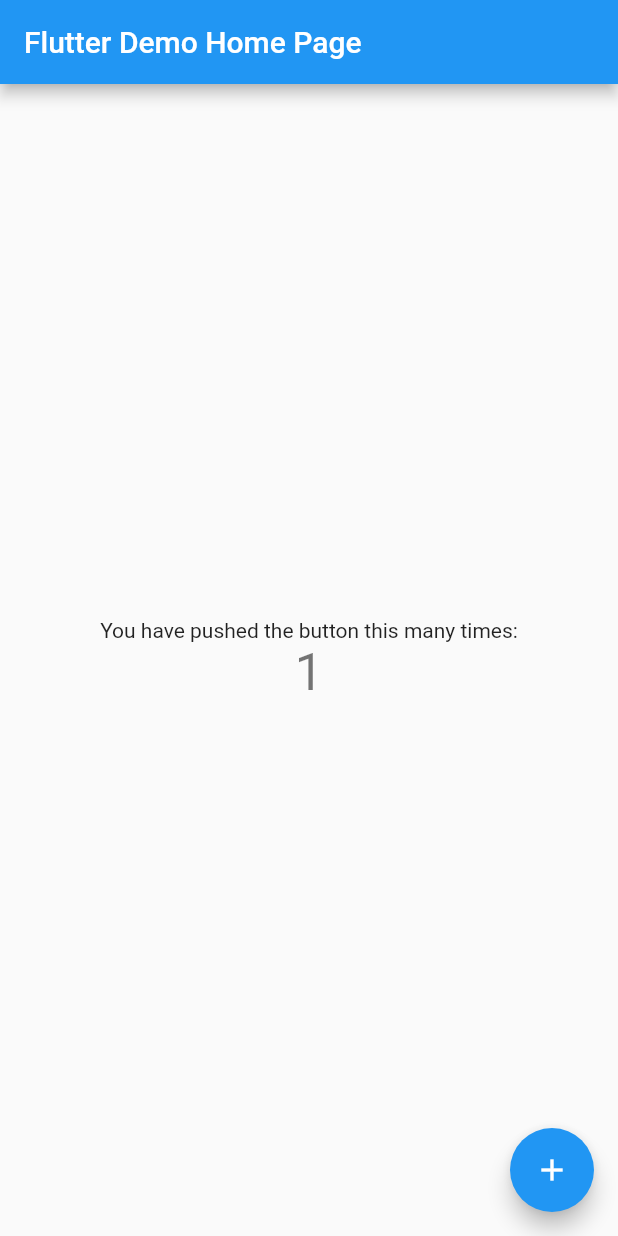
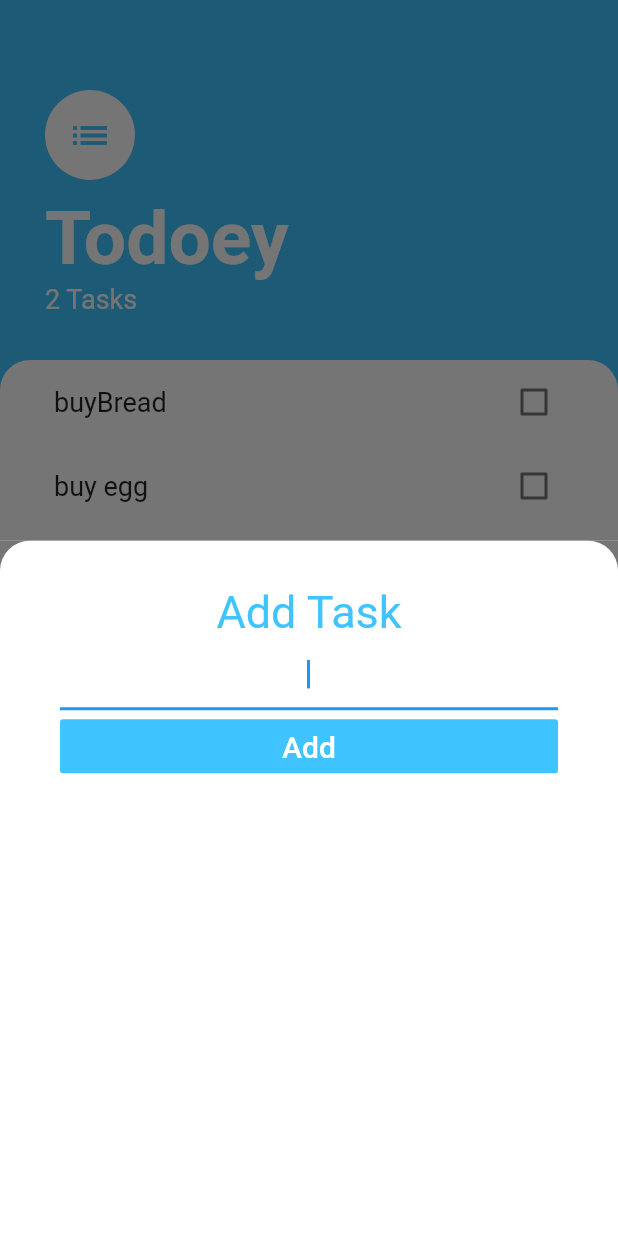
Before and after one commit to Bravewarrior0/todoey-flutter, a Flutter app: the screen it shows after launch, after a tap on the "add" icon, on a phone screen of 412 x 824 dp. Run offline on Flutter 3.47's test engine with Material 2 defaults, Android fonts, the phone set to English and light mode, and no system bars.

Commit message:
finish todoey app

```diff
--- a/lib/main.dart
+++ b/lib/main.dart
@@ -1,117 +1,20 @@
 import 'package:flutter/material.dart';
+import 'screens/tasks_screen.dart';
+import 'package:provider/provider.dart';
+import 'models/task_data.dart';
 
 void main() {
   runApp(MyApp());
 }
 
 class MyApp extends StatelessWidget {
-  // This widget is the root of your application.
   @override
   Widget build(BuildContext context) {
-    return MaterialApp(
-      title: 'Flutter Demo',
-      theme: ThemeData(
-        // This is the theme of your application.
-        //
-        // Try running your application with "flutter run". You'll see the
-        // application has a blue toolbar. Then, without quitting the app, try
-        // changing the primarySwatch below to Colors.green and then invoke
-        // "hot reload" (press "r" in the console where you ran "flutter run",
-        // or simply save your changes to "hot reload" in a Flutter IDE).
-        // Notice that the counter didn't reset back to zero; the application
-        // is not restarted.
-        primarySwatch: Colors.blue,
-        // This makes the visual density adapt to the platform that you run
-        // the app on. For desktop platforms, the controls will be smaller and
-        // closer together (more dense) than on mobile platforms.
-        visualDensity: VisualDensity.adaptivePlatformDensity,
+    return ChangeNotifierProvider(
+      create: (context) => TaskData(),
+      child: MaterialApp(
+        home: TasksScreen(),
       ),
-      home: MyHomePage(title: 'Flutter Demo Home Page'),
     );
   }
 }
-
-class MyHomePage extends StatefulWidget {
-  MyHomePage({Key key, this.title}) : super(key: key);
-
-  // This widget is the home page of your application. It is stateful, meaning
-  // that it has a State object (defined below) that contains fields that affect
-  // how it looks.
-
-  // This class is the configuration for the state. It holds the values (in this
-  // case the title) provided by the parent (in this case the App widget) and
-  // used by the build method of the State. Fields in a Widget subclass are
-  // always marked "final".
-
-  final String title;
-
-  @override
-  _MyHomePageState createState() => _MyHomePageState();
-}
-
-class _MyHomePageState extends State<MyHomePage> {
-  int _counter = 0;
-
-  void _incrementCounter() {
-    setState(() {
-      // This call to setState tells the Flutter framework that something has
-      // changed in this State, which causes it to rerun the build method below
-      // so that the display can reflect the updated values. If we changed
-      // _counter without calling setState(), then the build method would not be
-      // called again, and so nothing would appear to happen.
-      _counter++;
-    });
-  }
-
-  @override
-  Widget build(BuildContext context) {
-    // This method is rerun every time setState is called, for instance as done
-    // by the _incrementCounter method above.
-    //
-    // The Flutter framework has been optimized to make rerunning build methods
-    // fast, so that you can just rebuild anything that needs updating rather
-    // than having to individually change instances of widgets.
-    return Scaffold(
-      appBar: AppBar(
-        // Here we take the value from the MyHomePage object that was created by
-        // the App.build method, and use it to set our appbar title.
-        title: Text(widget.title),
-      ),
-      body: Center(
-        // Center is a layout widget. It takes a single child and positions it
-        // in the middle of the parent.
-        child: Column(
-          // Column is also a layout widget. It takes a list of children and
-          // arranges them vertically. By default, it sizes itself to fit its
-          // children horizontally, and tries to be as tall as its parent.
-          //
-          // Invoke "debug painting" (press "p" in the console, choose the
-          // "Toggle Debug Paint" action from the Flutter Inspector in Android
-          // Studio, or the "Toggle Debug Paint" command in Visual Studio Code)
-          // to see the wireframe for each widget.
-          //
-          // Column has various properties to control how it sizes itself and
-          // how it positions its children. Here we use mainAxisAlignment to
-          // center the children vertically; the main axis here is the vertical
-          // axis because Columns are vertical (the cross axis would be
-          // horizontal).
-          mainAxisAlignment: MainAxisAlignment.center,
-          children: <Widget>[
-            Text(
-              'You have pushed the button this many times:',
-            ),
-            Text(
-              '$_counter',
-              style: Theme.of(context).textTheme.headline4,
-            ),
-          ],
-        ),
-      ),
-      floatingActionButton: FloatingActionButton(
-        onPressed: _incrementCounter,
-        tooltip: 'Increment',
-        child: Icon(Icons.add),
-      ), // This trailing comma makes auto-formatting nicer for build methods.
-    );
-  }
-}
--- /dev/null
+++ b/lib/models/task.dart
@@ -0,0 +1,8 @@
+class Task {
+  bool isDone;
+  String name;
+  Task({this.name, this.isDone = false});
+  void toggleDone() {
+    isDone = !isDone;
+  }
+}
--- /dev/null
+++ b/lib/models/task_data.dart
@@ -0,0 +1,31 @@
+import 'package:flutter/foundation.dart';
+import 'task.dart';
+import 'dart:collection';
+
+class TaskData extends ChangeNotifier {
+  List<Task> _tasks = [
+    Task(name: 'buyBread'),
+    Task(name: 'buy egg'),
+  ];
+
+  UnmodifiableListView<Task> get tasks => UnmodifiableListView(_tasks);
+
+  int get taskCount => _tasks.length;
+
+  void addTask(String taskName) {
+    if (taskName == null) return;
+    final task = Task(name: taskName);
+    _tasks.add(task);
+    notifyListeners();
+  }
+
+  void updateTask(int taskIndex) {
+    _tasks[taskIndex].toggleDone();
+    notifyListeners();
+  }
+
+  void deleteTask(int taskIndex) {
+    _tasks.removeAt(taskIndex);
+    notifyListeners();
+  }
+}
--- /dev/null
+++ b/lib/screens/add_task_screen.dart
@@ -0,0 +1,60 @@
+import 'package:flutter/material.dart';
+import 'package:provider/provider.dart';
+import 'package:todoey_flutter/models/task_data.dart';
+
+class AddTaskScreen extends StatelessWidget {
+  @override
+  Widget build(BuildContext context) {
+    String newTaskName;
+    return Container(
+      color: Color(0xff757575),
+      child: Container(
+        decoration: BoxDecoration(
+          color: Colors.white,
+          borderRadius: BorderRadius.only(
+            topLeft: Radius.circular(20),
+            topRight: Radius.circular(20),
+          ),
+        ),
+        padding: EdgeInsets.symmetric(horizontal: 40, vertical: 30),
+        child: Column(
+          crossAxisAlignment: CrossAxisAlignment.stretch,
+          children: <Widget>[
+            Text(
+              'Add Task',
+              textAlign: TextAlign.center,
+              style: TextStyle(
+                  color: Colors.lightBlueAccent,
+                  fontSize: 30,
+                  fontWeight: FontWeight.w400),
+            ),
+            TextField(
+              autofocus: true,
+              textAlign: TextAlign.center,
+              onChanged: (newText) {
+                newTaskName = newText;
+                print(newTaskName);
+              },
+            ),
+            FlatButton(
+              onPressed: () {
+                print('Work Right');
+                Provider.of<TaskData>(context, listen: false)
+                    .addTask(newTaskName);
+                Navigator.pop(context);
+              },
+              child: Text(
+                'Add',
+                style: TextStyle(
+                  color: Colors.white,
+                  fontSize: 20,
+                ),
+              ),
+              color: Colors.lightBlueAccent,
+            )
+          ],
+        ),
+      ),
+    );
+  }
+}
--- /dev/null
+++ b/lib/screens/tasks_screen.dart
@@ -0,0 +1,78 @@
+import 'package:flutter/material.dart';
+import 'package:todoey_flutter/widgets/tasks_list.dart';
+import 'add_task_screen.dart';
+import 'package:provider/provider.dart';
+import 'package:todoey_flutter/models/task_data.dart';
+
+class TasksScreen extends StatelessWidget {
+  @override
+  Widget build(BuildContext context) {
+    return Scaffold(
+      backgroundColor: Colors.lightBlueAccent,
+      floatingActionButton: FloatingActionButton(
+        onPressed: () {
+          showModalBottomSheet(
+            context: context,
+            builder: (context) => AddTaskScreen(),
+          );
+        },
+        backgroundColor: Colors.lightBlueAccent,
+        child: Icon(
+          Icons.add,
+          size: 40,
+        ),
+      ),
+      body: Column(
+        crossAxisAlignment: CrossAxisAlignment.start,
+        children: <Widget>[
+          Container(
+            padding: EdgeInsets.only(
+                top: 60.0, left: 30.0, right: 30.0, bottom: 30.0),
+            child: Column(
+              crossAxisAlignment: CrossAxisAlignment.start,
+              children: <Widget>[
+                CircleAvatar(
+                  backgroundColor: Colors.white,
+                  radius: 30.0,
+                  child: Icon(
+                    Icons.list,
+                    size: 30,
+                    color: Colors.lightBlueAccent,
+                  ),
+                ),
+                SizedBox(
+                  height: 10.0,
+                ),
+                Text(
+                  'Todoey',
+                  style: TextStyle(
+                    color: Colors.white,
+                    fontSize: 50,
+                    fontWeight: FontWeight.w700,
+                  ),
+                ),
+                Text(
+                  '${Provider.of<TaskData>(context).taskCount} Tasks',
+                  style: TextStyle(color: Colors.white, fontSize: 18.0),
+                ),
+              ],
+            ),
+          ),
+          Expanded(
+            child: Container(
+              padding: EdgeInsets.symmetric(horizontal: 20),
+              decoration: BoxDecoration(
+                color: Colors.white,
+                borderRadius: BorderRadius.only(
+                  topLeft: Radius.circular(20),
+                  topRight: Radius.circular(20),
+                ),
+              ),
+              child: TasksList(),
+            ),
+          )
+        ],
+      ),
+    );
+  }
+}
--- /dev/null
+++ b/lib/widgets/task_tile.dart
@@ -0,0 +1,28 @@
+import 'package:flutter/material.dart';
+
+class TaskTile extends StatelessWidget {
+  final bool isChecked;
+  final String name;
+  final Function checkCallback;
+  final Function onLongPress;
+  TaskTile({this.name, this.isChecked, this.checkCallback, this.onLongPress});
+  @override
+  Widget build(BuildContext context) {
+    return GestureDetector(
+      onLongPress: onLongPress,
+      child: CheckboxListTile(
+        activeColor: Colors.lightBlueAccent,
+        value: isChecked,
+        onChanged: checkCallback,
+        title: Text(
+          name,
+          style: TextStyle(
+            fontSize: 18,
+            decoration:
+                isChecked ? TextDecoration.lineThrough : TextDecoration.none,
+          ),
+        ),
+      ),
+    );
+  }
+}
--- /dev/null
+++ b/lib/widgets/tasks_list.dart
@@ -0,0 +1,28 @@
+import 'package:flutter/material.dart';
+import 'package:provider/provider.dart';
+import 'package:todoey_flutter/models/task_data.dart';
+import 'task_tile.dart';
+// import 'package:todoey_flutter/models/task.dart';
+
+class TasksList extends StatelessWidget {
+  @override
+  Widget build(BuildContext context) {
+    return Consumer<TaskData>(
+      builder: (context, taskData, child) {
+        return ListView.builder(
+          itemBuilder: (context, index) {
+            return TaskTile(
+              name: taskData.tasks[index].name,
+              isChecked: taskData.tasks[index].isDone,
+              checkCallback: (checkboxState) {
+                taskData.updateTask(index);
+              },
+              onLongPress: () => taskData.deleteTask(index),
+            );
+          },
+          itemCount: taskData.taskCount,
+        );
+      },
+    );
+  }
+}
```
Also changed, not shown: pubspec.yaml (+3 -23 lines), pubspec.lock, 1 other file.
